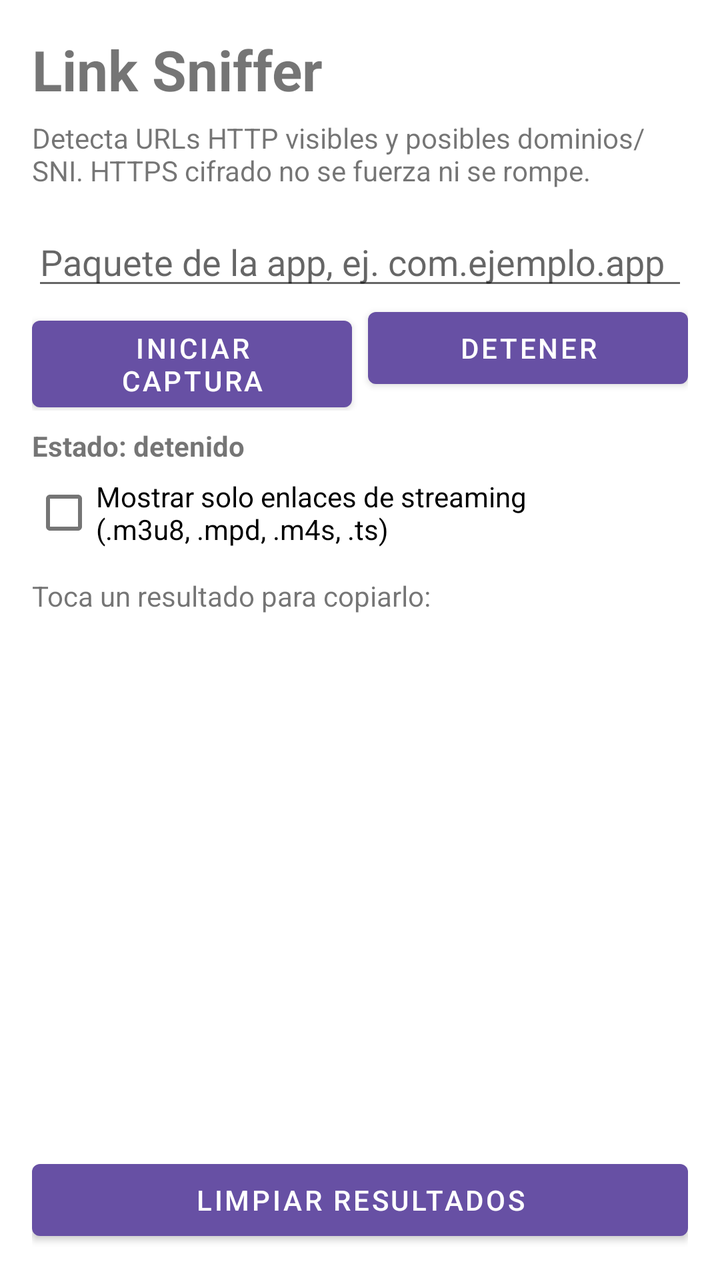
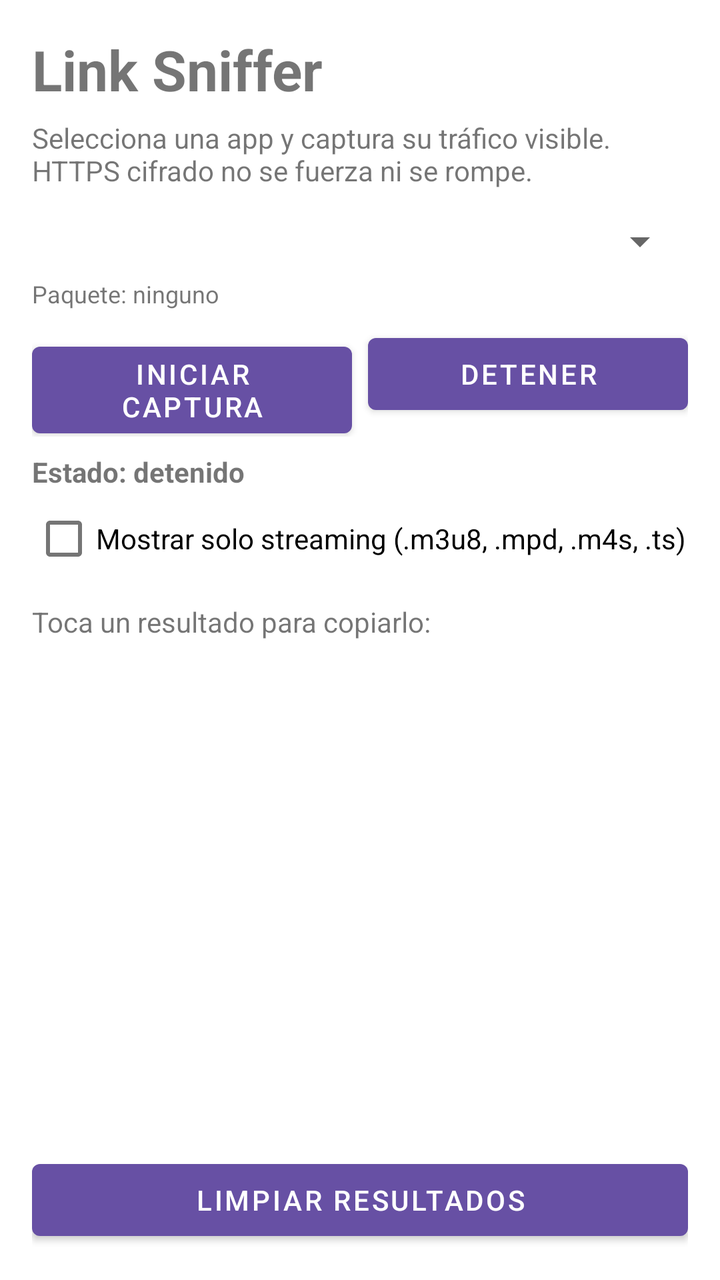

Compare the two renders of this Android layout. The source of the first and the diff that turns it into the second are given below.
<!-- AndroidManifest.xml: application theme Theme.LinkSniffer -->
<!-- res/layout/activity_main.xml -->
<?xml version="1.0" encoding="utf-8"?>
<LinearLayout xmlns:android="http://schemas.android.com/apk/res/android"
    android:layout_width="match_parent"
    android:layout_height="match_parent"
    android:orientation="vertical"
    android:padding="16dp">

    <TextView
        android:layout_width="match_parent"
        android:layout_height="wrap_content"
        android:text="Link Sniffer"
        android:textSize="28sp"
        android:textStyle="bold" />

    <TextView
        android:layout_width="match_parent"
        android:layout_height="wrap_content"
        android:layout_marginTop="6dp"
        android:text="Detecta URLs HTTP visibles y posibles dominios/SNI. HTTPS cifrado no se fuerza ni se rompe."
        android:textSize="14sp" />

    <EditText
        android:id="@+id/packageInput"
        android:layout_width="match_parent"
        android:layout_height="wrap_content"
        android:layout_marginTop="14dp"
        android:hint="Paquete de la app, ej. com.ejemplo.app"
        android:inputType="textNoSuggestions" />

    <LinearLayout
        android:layout_width="match_parent"
        android:layout_height="wrap_content"
        android:orientation="horizontal">

        <Button
            android:id="@+id/startButton"
            android:layout_width="0dp"
            android:layout_height="wrap_content"
            android:layout_weight="1"
            android:text="Iniciar captura" />

        <Button
            android:id="@+id/stopButton"
            android:layout_width="0dp"
            android:layout_height="wrap_content"
            android:layout_marginStart="8dp"
            android:layout_weight="1"
            android:text="Detener" />
    </LinearLayout>

    <TextView
        android:id="@+id/statusText"
        android:layout_width="match_parent"
        android:layout_height="wrap_content"
        android:layout_marginTop="8dp"
        android:text="Estado: detenido"
        android:textStyle="bold" />

    <CheckBox
        android:id="@+id/mediaOnly"
        android:layout_width="wrap_content"
        android:layout_height="wrap_content"
        android:text="Mostrar solo enlaces de streaming (.m3u8, .mpd, .m4s, .ts)" />

    <TextView
        android:layout_width="match_parent"
        android:layout_height="wrap_content"
        android:layout_marginTop="8dp"
        android:text="Toca un resultado para copiarlo:" />

    <ListView
        android:id="@+id/resultsList"
        android:layout_width="match_parent"
        android:layout_height="0dp"
        android:layout_weight="1"
        android:dividerHeight="8dp" />

    <Button
        android:id="@+id/clearButton"
        android:layout_width="match_parent"
        android:layout_height="wrap_content"
        android:text="Limpiar resultados" />
</LinearLayout>
<!-- resources referenced by this layout -->
<resources>
  <style name="Theme.LinkSniffer" parent="Theme.MaterialComponents.DayNight.NoActionBar">
          <item name="colorPrimary">#6750A4</item>
          <item name="colorPrimaryVariant">#4F378B</item>
          <item name="colorOnPrimary">#FFFFFF</item>
          <item name="android:statusBarColor">?attr/colorPrimaryVariant</item>
      </style>
</resources>

<!-- the commit's change to res/layout/activity_main.xml (unified diff, before → after) -->
@@ -16,20 +16,27 @@
         android:layout_width="match_parent"
         android:layout_height="wrap_content"
         android:layout_marginTop="6dp"
-        android:text="Detecta URLs HTTP visibles y posibles dominios/SNI. HTTPS cifrado no se fuerza ni se rompe."
+        android:text="Selecciona una app y captura su tráfico visible. HTTPS cifrado no se fuerza ni se rompe."
         android:textSize="14sp" />
 
-    <EditText
-        android:id="@+id/packageInput"
+    <Spinner
+        android:id="@+id/appSpinner"
         android:layout_width="match_parent"
         android:layout_height="wrap_content"
-        android:layout_marginTop="14dp"
-        android:hint="Paquete de la app, ej. com.ejemplo.app"
-        android:inputType="textNoSuggestions" />
+        android:layout_marginTop="14dp" />
+
+    <TextView
+        android:id="@+id/selectedPackageText"
+        android:layout_width="match_parent"
+        android:layout_height="wrap_content"
+        android:layout_marginTop="6dp"
+        android:text="Paquete: ninguno"
+        android:textSize="12sp" />
 
     <LinearLayout
         android:layout_width="match_parent"
         android:layout_height="wrap_content"
+        android:layout_marginTop="8dp"
         android:orientation="horizontal">
 
         <Button
@@ -60,7 +67,7 @@
         android:id="@+id/mediaOnly"
         android:layout_width="wrap_content"
         android:layout_height="wrap_content"
-        android:text="Mostrar solo enlaces de streaming (.m3u8, .mpd, .m4s, .ts)" />
+        android:text="Mostrar solo streaming (.m3u8, .mpd, .m4s, .ts)" />
 
     <TextView
         android:layout_width="match_parent"
